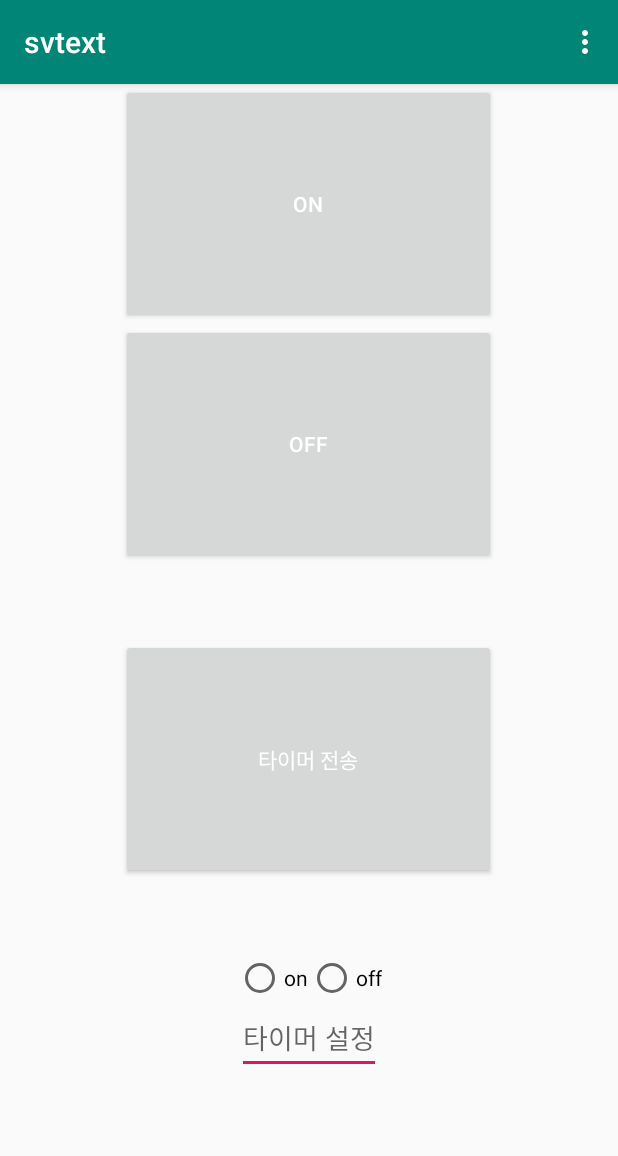
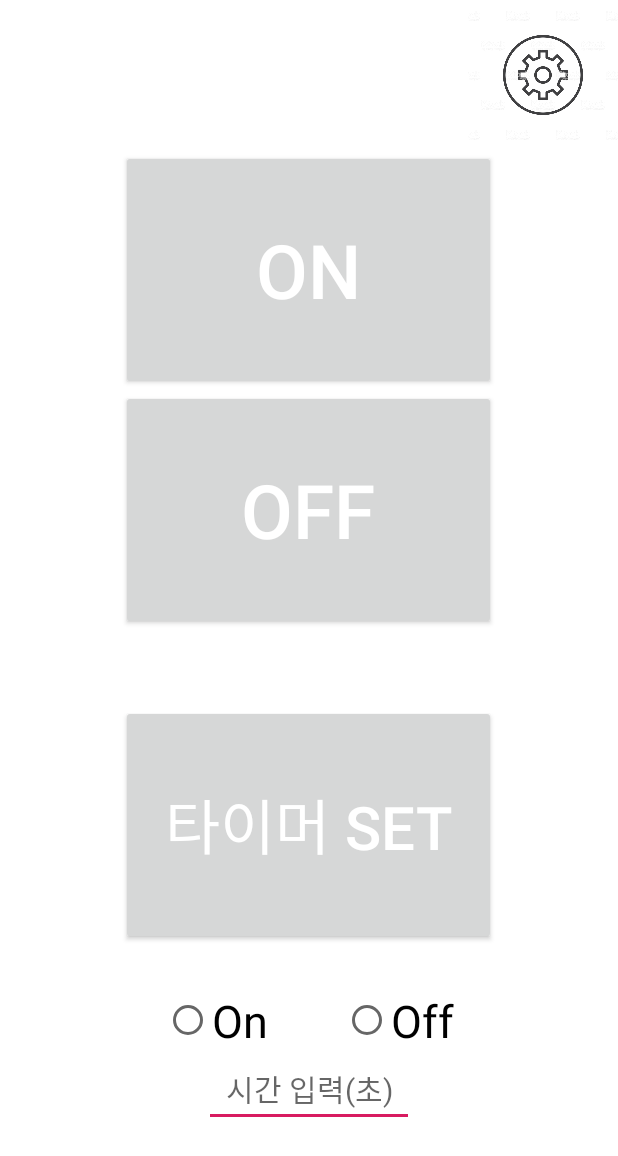
Before and after one commit to ghrbs0437/android_bluetooth_exam, an Android app: the second screen opened directly, with no data from a screen before it, on a phone screen of 412 x 824 dp. Shown: the top 1156 px of the screen. Run offline under Robolectric (Android 15) with nearby library versions, the phone set to English and light mode, and no system bars.

Commit message:
프로젝트 진짜최종

```diff
--- a/app/src/main/java/com/android/myapplication/MainActivity.java
+++ b/app/src/main/java/com/android/myapplication/MainActivity.java
@@ -4,11 +4,13 @@ import androidx.appcompat.app.AppCompatActivity;
 
 import android.app.Activity;
 import android.content.Intent;
+import android.content.res.Resources;
 import android.os.Bundle;
 import android.os.Handler;
 import android.os.Message;
 import android.util.Log;
 import android.view.View;
+import android.view.Window;
 import android.widget.Button;
 import android.widget.Toast;
 
@@ -72,7 +74,6 @@ public class MainActivity extends AppCompatActivity {
     protected void onCreate(Bundle savedInstanceState) {
         super.onCreate(savedInstanceState);
         setContentView(R.layout.activity_main);
-
         mSelectedBtn=-1;
 
         btn_Connect = (Button) findViewById((R.id.bluetooth_connect));
--- a/app/src/main/res/layout/activity_second.xml
+++ b/app/src/main/res/layout/activity_second.xml
@@ -3,8 +3,17 @@
     android:layout_width="match_parent"
     android:layout_height="match_parent"
     android:orientation="vertical"
+    android:background="#FFFFFF"
     tools:context=".MainActivity">
 
+    <ImageButton
+        android:layout_width="100dp"
+        android:layout_height="100dp"
+        android:src="@drawable/setting"
+        android:scaleType="fitCenter"
+        android:background="#FFFFFF"
+        android:id="@+id/setting"
+        android:layout_gravity="right"></ImageButton>
 
     <LinearLayout
         android:layout_width="match_parent"
@@ -17,61 +26,69 @@
             android:layout_width="250dp"
             android:layout_height="160dp"
             android:text="ON"
-            android:textColor="#FFFFFF" />
+            android:textColor="#FFFFFF"
+            android:textSize="50dp" />
 
         <Button
             android:id="@+id/btn2"
             android:layout_width="250dp"
             android:layout_height="160dp"
             android:text="OFF"
-            android:textColor="#FFFFFF" />
+            android:textColor="#FFFFFF"
+            android:textSize="50dp" />
     </LinearLayout>
 
     <LinearLayout
         android:layout_width="match_parent"
         android:layout_height="wrap_content"
+        android:layout_marginTop="50dp"
         android:gravity="center"
-        android:orientation="vertical"
-        android:layout_marginTop="50dp">
+        android:orientation="vertical">
 
         <Button
+            android:id="@+id/btn3"
             android:layout_width="250dp"
             android:layout_height="160dp"
-            android:id="@+id/btn3"
+            android:text="타이머 Set"
             android:textColor="#FFFFFF"
-            android:text="타이머 전송">
-        </Button>
+            android:textSize="40dp"></Button>
 
         <RadioGroup
+            android:id="@+id/rg"
             android:layout_width="match_parent"
             android:layout_height="wrap_content"
-            android:layout_marginTop="50dp"
+            android:layout_marginTop="30dp"
             android:gravity="center"
-            android:orientation="horizontal"
-            android:id="@+id/rg">
+            android:orientation="horizontal">
 
             <RadioButton
+                android:id="@+id/radio_on"
                 android:layout_width="wrap_content"
                 android:layout_height="wrap_content"
-                android:text="on"
-                android:id="@+id/radio_on">
+                android:layout_marginRight="50dp"
+                android:text="On"
+                android:textSize="30dp">
 
             </RadioButton>
 
             <RadioButton
+                android:id="@+id/radio_off"
                 android:layout_width="wrap_content"
                 android:layout_height="wrap_content"
-                android:text="off"
-                android:id="@+id/radio_off">
+                android:text="Off"
+                android:textSize="30dp">
 
             </RadioButton>
         </RadioGroup>
 
         <EditText
+            android:id="@+id/timer"
             android:layout_width="wrap_content"
             android:layout_height="wrap_content"
-            android:hint="타이머 설정"
-            android:id="@+id/timer"></EditText>
+            android:hint="시간 입력(초)"
+            android:textAlignment="center"
+            android:minEms="6"
+            android:textSize="20dp"></EditText>
     </LinearLayout>
 
 </LinearLayout>
--- a/app/src/main/res/values/strings.xml
+++ b/app/src/main/res/values/strings.xml
@@ -1,5 +1,5 @@
 <resources>
-    <string name="app_name">svtext</string>
+    <string name="app_name">원격전등제어</string>
     <string name="scanning">scanning for devices...</string>
     <string name="select_device">select a device to connect</string>
     <string name="none_paired">No devices have been paired</string>
--- a/app/src/main/res/values/styles.xml
+++ b/app/src/main/res/values/styles.xml
@@ -6,6 +6,7 @@
         <item name="colorPrimary">@color/colorPrimary</item>
         <item name="colorPrimaryDark">@color/colorPrimaryDark</item>
         <item name="colorAccent">@color/colorAccent</item>
+        <item name="windowNoTitle">true</item>
     </style>
 
 </resources>
```
Also changed, not shown: app/src/main/java/com/android/myapplication/second.java (+124 -99 lines), app/src/main/res/drawable/setting.jpg (added), app/src/main/res/drawable/setting_icon.png (added).
